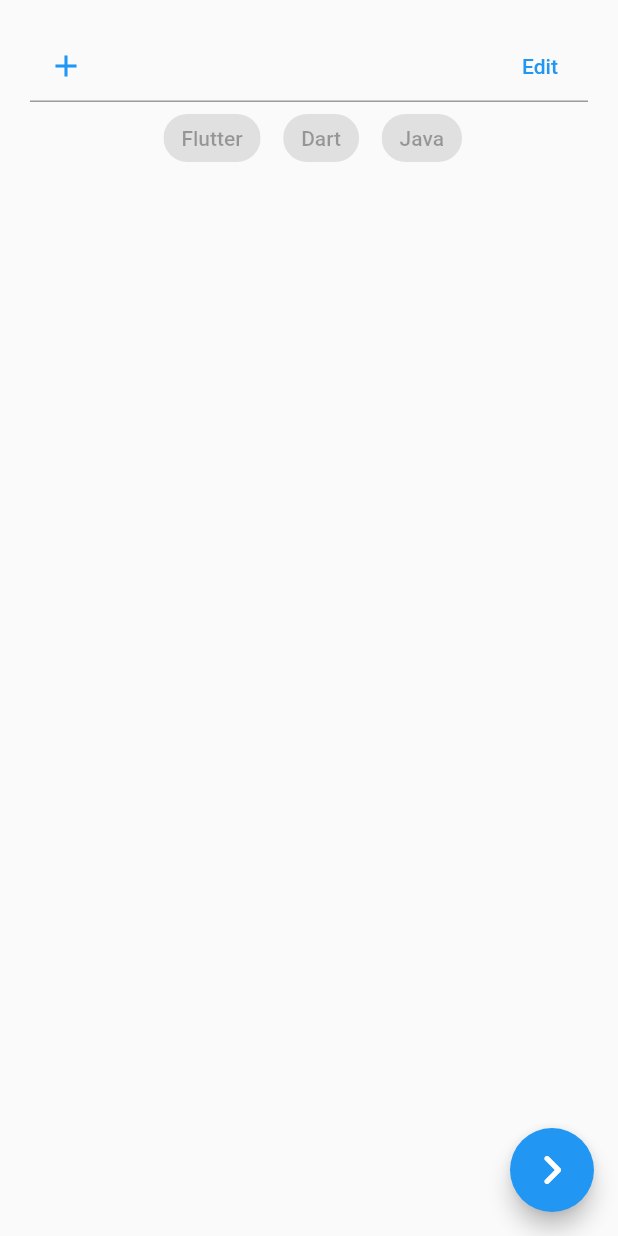
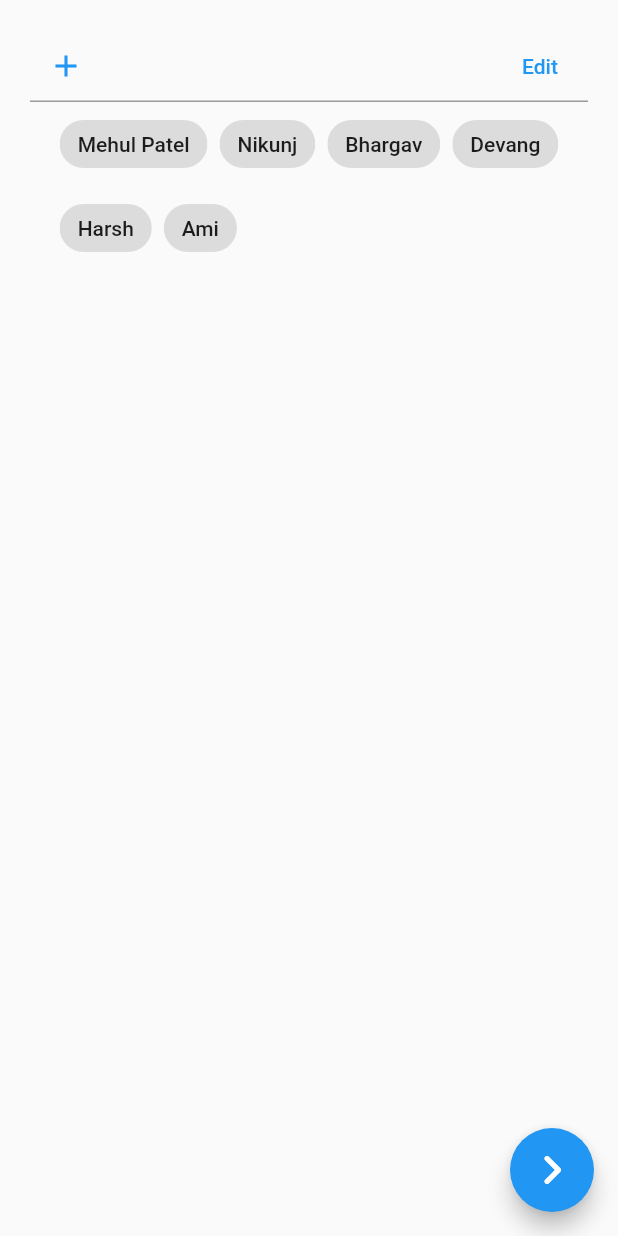
Before and after one commit to JhaNviSadhu/Assignment-7, a Flutter app: the screen it shows after launch, on a phone screen of 412 x 824 dp. Run offline on Flutter 3.47's test engine with Material 2 defaults, Android fonts, the phone set to English and light mode, and no system bars.

Commit message:
Changes in Chip module

```diff
--- a/lib/screens/assignment9.dart
+++ b/lib/screens/assignment9.dart
@@ -1,5 +1,7 @@
 import 'package:flutter/cupertino.dart';
 import 'package:flutter/material.dart';
+import 'package:flutter/rendering.dart';
+import 'package:flutter/services.dart';
 import 'package:ildc_hw/screens/second_page.dart';
 
 class Assignment9 extends StatefulWidget {
@@ -10,13 +12,41 @@ class Assignment9 extends StatefulWidget {
 }
 
 class _Assignment9State extends State<Assignment9> {
+  List<String> data = [
+    "Mehul Patel",
+    "Nikunj",
+    "Bhargav",
+    "Devang",
+    "Harsh",
+    "Ami"
+  ];
+
+  Iterable<Widget> get chipWidgets sync* {
+    for (final String chipText in data) {
+      yield Padding(
+        padding: const EdgeInsets.all(4.0),
+        child: isRemove
+            ? Chip(
+                label: Text(chipText),
+                onDeleted: () {
+                  setState(() {
+                    (data.length == 10) ? ishide = !ishide : ishide;
+                    data.removeWhere((String entry) {
+                      return entry == chipText;
+                    });
+                  });
+                },
+              )
+            : Chip(
+                label: Text(chipText),
+              ),
+      );
+    }
+  }
+
   var controller = TextEditingController();
   bool isRemove = false;
-  List data = [
-    "Flutter",
-    "Dart",
-    "Java",
-  ];
+  bool ishide = true;
 
   @override
   Widget build(BuildContext context) {
@@ -30,7 +60,9 @@ class _Assignment9State extends State<Assignment9> {
           context,
           MaterialPageRoute(
             builder: (context) => const SecondScreen(),
-              ))),
+          ),
+        ),
+      ),
       body: SafeArea(
         child: Center(
           child: Padding(
@@ -38,21 +70,113 @@ class _Assignment9State extends State<Assignment9> {
             child: Column(
               children: [
                 TextFormField(
+                  onTap: () {
+                    FocusScopeNode currentFocus = FocusScope.of(context);
+                    if (!currentFocus.hasPrimaryFocus) {
+                      currentFocus.unfocus();
+                    }
+                  },
+                  inputFormatters: [
+                    FilteringTextInputFormatter.allow(RegExp("[0-9a-zA-Z\\s]")),
+                  ],
                   controller: controller,
                   decoration: InputDecoration(
-                    prefixIcon: IconButton(
+                    prefixIcon: ishide
+                        ? IconButton(
+                            onPressed: () {
+                              if (data.contains(controller.text)) {
+                                showDialog(
+                                  context: context,
+                                  builder: (context) {
+                                    return CupertinoAlertDialog(
+                                      title: const Text('Data Already Exist'),
+                                      actions: [
+                                        TextButton(
+                                          onPressed: () async {
+                                            Navigator.pop(context);
+                                          },
+                                          child: const Text('OK'),
+                                        ),
+                                      ],
+                                    );
+                                  },
+                                );
+                              } else {
+                                onPressed(context);
+                              }
+
+                              controller.clear();
+                            },
+                            icon: const Icon(
+                              Icons.add,
+                              color: Colors.blue,
+                            ),
+                          )
+                        : Container(
+                            width: 4,
+                          ),
+                    suffixIcon: (data.length > 0)
+                        ? TextButton(
                             onPressed: () {
                               setState(() {
-                            if (controller.text.isNotEmpty) {
-                              data.add(controller.text);
+                                // data.remove(controller.text);
+
+                                isRemove = !isRemove;
+                                print(data);
+                              });
+                            },
+                            child: const Text("Edit"),
+                          )
+                        : Container(
+                            width: 10,
+                          ),
+                  ),
+                ),
+                Wrap(children: chipWidgets.toList())
+              ],
+            ),
+          ),
+        ),
+      ),
+    );
+  }
+
+  void onPressed(BuildContext context) {
+    return setState(() {
+      print(ishide);
+      (data.length == 10) ? ishide = !ishide : ishide;
+      print(ishide);
+      print(controller.text.trim());
+      if (data.length < 10 &&
+          controller.text.trim().isNotEmpty &&
+          (controller.text != " ")) {
+        data.add(controller.text.trim());
+
         print(data);
         print(controller.text);
+      } else if (data.length == 10 && controller.text.trim().isNotEmpty) {
+        showDialog(
+          context: context,
+          builder: (context) {
+            return CupertinoAlertDialog(
+              title: const Text('you reached at range'),
+              actions: [
+                TextButton(
+                  onPressed: () async {
+                    Navigator.pop(context);
+                  },
+                  child: const Text('OK'),
+                ),
+              ],
+            );
+          },
+        );
       } else {
         showDialog(
           context: context,
           builder: (context) {
             return CupertinoAlertDialog(
-                                    title: const Text('Please Enter your Text'),
+              title: const Text('Enter your text'),
               actions: [
                 TextButton(
                   onPressed: () async {
@@ -66,61 +190,37 @@ class _Assignment9State extends State<Assignment9> {
         );
       }
     });
-                        },
-                        icon: const Icon(
-                          Icons.add,
-                          color: Colors.blue,
-                        )),
-                    suffixIcon: TextButton(
-                      onPressed: () {
-                        setState(() {
-                          // data.remove(controller.text);
-                          isRemove = !isRemove;
-                          print(data);
-                        });
-                      },
-                      child: const Text("Edit"),
-                    ),
-                  ),
-                ),
-                Wrap(
-                  children: chips(),
-                )
-              ],
-            ),
-          ),
-        ),
-      ),
-    );
-  }
-
-  List<Widget> chips() {
-    List<Widget> chips = [];
-    for (int i = 0; i < data.length; i++) {
-      Widget item = Padding(
-        padding: const EdgeInsets.only(left: 10, right: 5),
-        child: isRemove
-            ? InputChip(
-                disabledColor: Colors.grey[300],
-                label: Text(data[i]),
-                isEnabled: true,
-                onDeleted: () {
-                  data.removeAt(i);
-                  setState(
-                    () {
-                      data = data;
-                    },
-                  );
-                },
-              )
-            : InputChip(
-                disabledColor: Colors.grey[300],
-                label: Text(data[i]),
-                isEnabled: true,
-              ),
-      );
-      chips.add(item);
-    }
-    return chips;
   }
 }
+//   List<Widget> chips() {
+//     List<Widget> chips = [];
+//     for (int i = 0; i < data.length; i++) {
+//       Widget item = Padding(
+//         padding: const EdgeInsets.only(left: 10, right: 5),
+//         child: isRemove
+//             ? InputChip(
+//                 disabledColor: Colors.grey[300],
+//                 label: Text(data[i]),
+//                 isEnabled: true,
+//                 onDeleted: () {
+//                   data.removeAt(i);
+//                   setState(
+//                     () {
+//                       data = data;
+//                     },
+//                   );
+//                 },
+//               )
+//             : InputChip(
+//                 disabledColor: Colors.grey[300],
+//                 label: Text(data[i]),
+//                 isEnabled: true,
+//               ),
+//       );
+//       chips.add(item);
+
+//       controller.clear();
+//     }
+//     return chips;
+//   }
+// }
```
Lines whose indentation alone changed are shown as unchanged.
